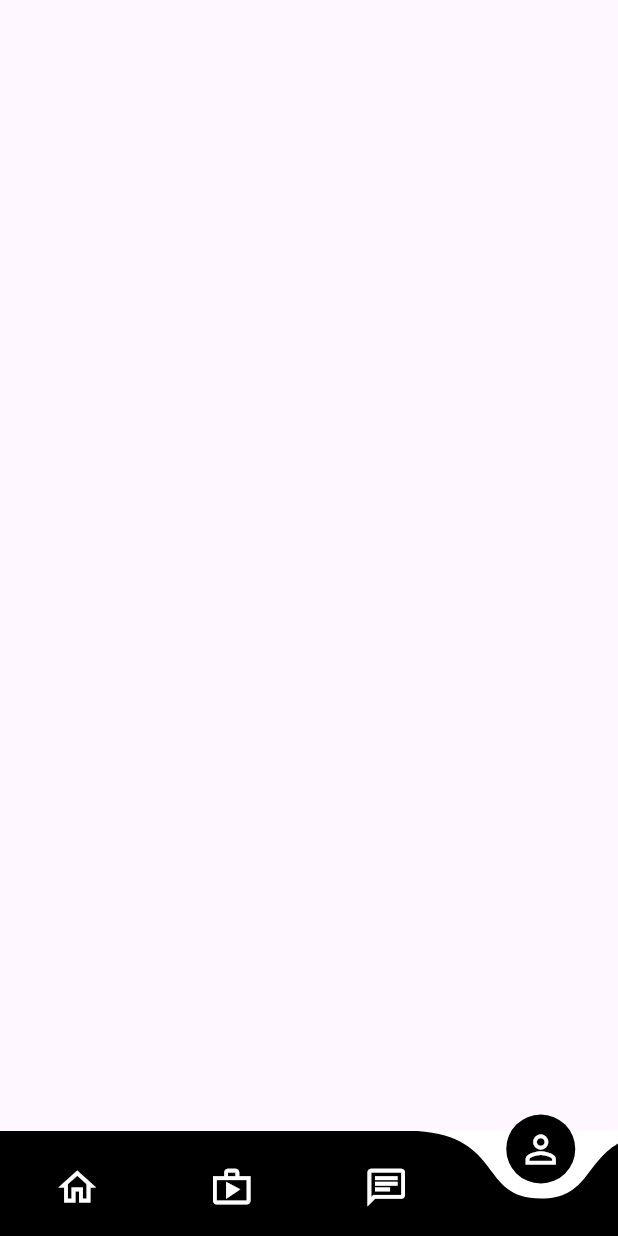
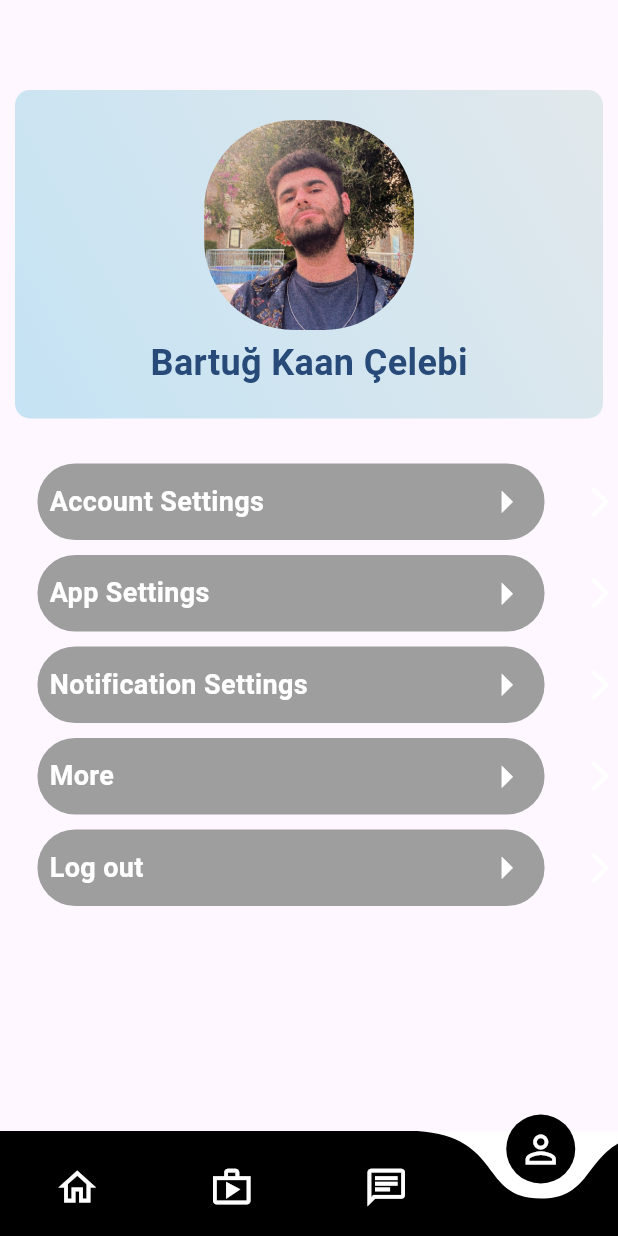
Before and after one commit to BartugKaan/Service-App-with-Flutter, a Flutter app: the screen it shows after launch, item 4 of the bottom bar chosen, on a phone screen of 412 x 824 dp. Run offline on Flutter 3.47's test engine with Material 3 defaults, Android fonts, the phone set to English and light mode, and no system bars; drawn by our look-alikes of curved_navigation_bar.

Commit message:
add: implement profile layout with user information and settings options

```diff
--- a/lib/pages/profile.dart
+++ b/lib/pages/profile.dart
@@ -1,4 +1,5 @@
 import 'package:flutter/material.dart';
+import 'package:service_app/widgets/settings_row_widget.dart';
 
 class Profile extends StatefulWidget {
   const Profile({super.key});
@@ -10,6 +11,64 @@ class Profile extends StatefulWidget {
 class _ProfileState extends State<Profile> {
   @override
   Widget build(BuildContext context) {
-    return Scaffold();
+    return Scaffold(
+      body: Container(
+        margin: EdgeInsets.only(top: 60),
+        child: Column(
+          mainAxisAlignment: MainAxisAlignment.start,
+          children: [
+            Container(
+              padding: EdgeInsets.all(20),
+              margin: EdgeInsets.only(right: 10, left: 10),
+              decoration: BoxDecoration(
+                  gradient: LinearGradient(colors: [
+                    Color.fromARGB(255, 225, 232, 235),
+                    Color.fromARGB(255, 197, 227, 244),
+                  ], begin: Alignment.topRight, end: Alignment.bottomLeft),
+                  borderRadius: BorderRadius.circular(10)),
+              child: Center(
+                child: Column(
+                  children: [
+                    ClipRRect(
+                      borderRadius: BorderRadius.circular(60),
+                      child: Image.asset(
+                        "images/profileImage.jpeg",
+                        width: 140,
+                        height: 140,
+                        fit: BoxFit.cover,
+                      ),
+                    ),
+                    SizedBox(height: 5),
+                    Text(
+                      "Bartuğ Kaan Çelebi",
+                      style: TextStyle(
+                          fontSize: 24,
+                          fontWeight: FontWeight.bold,
+                          color: Color(0xff284a79)),
+                    ),
+                  ],
+                ),
+              ),
+            ),
+            SizedBox(height: 30),
+            Container(
+              child: Column(
+                children: [
+                  SettingRow(name: "Account Settings"),
+                  SizedBox(height: 10),
+                  SettingRow(name: "App Settings"),
+                  SizedBox(height: 10),
+                  SettingRow(name: "Notification Settings"),
+                  SizedBox(height: 10),
+                  SettingRow(name: "More"),
+                  SizedBox(height: 10),
+                  SettingRow(name: "Log out"),
+                ],
+              ),
+            )
+          ],
+        ),
+      ),
+    );
   }
 }
```
